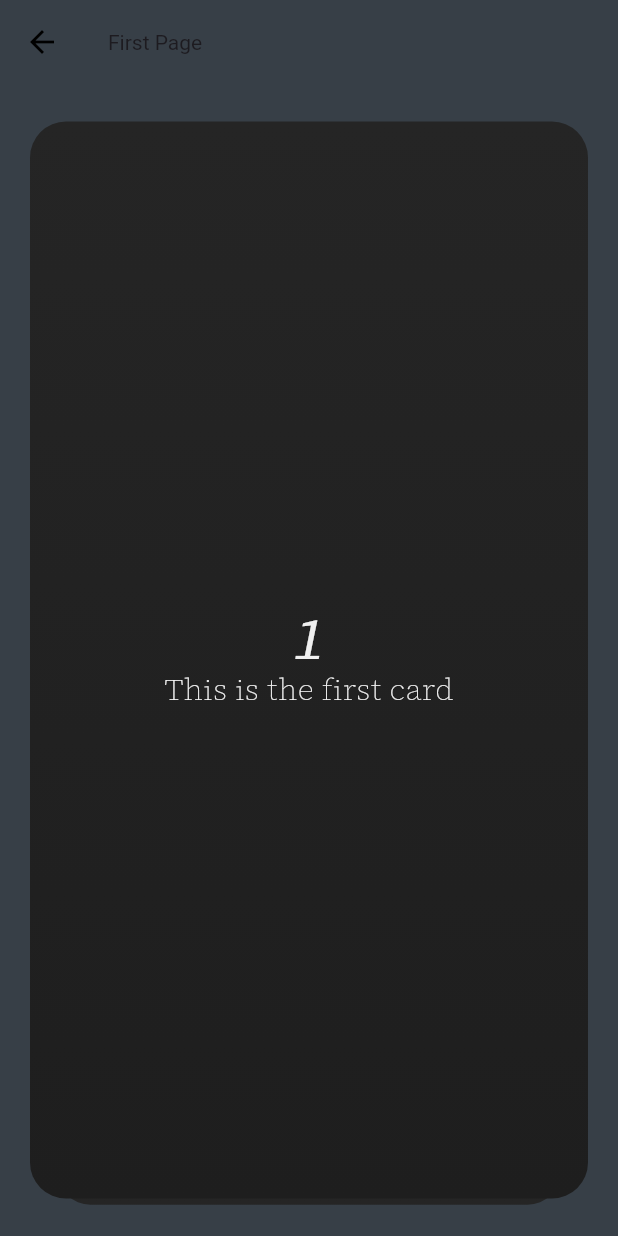
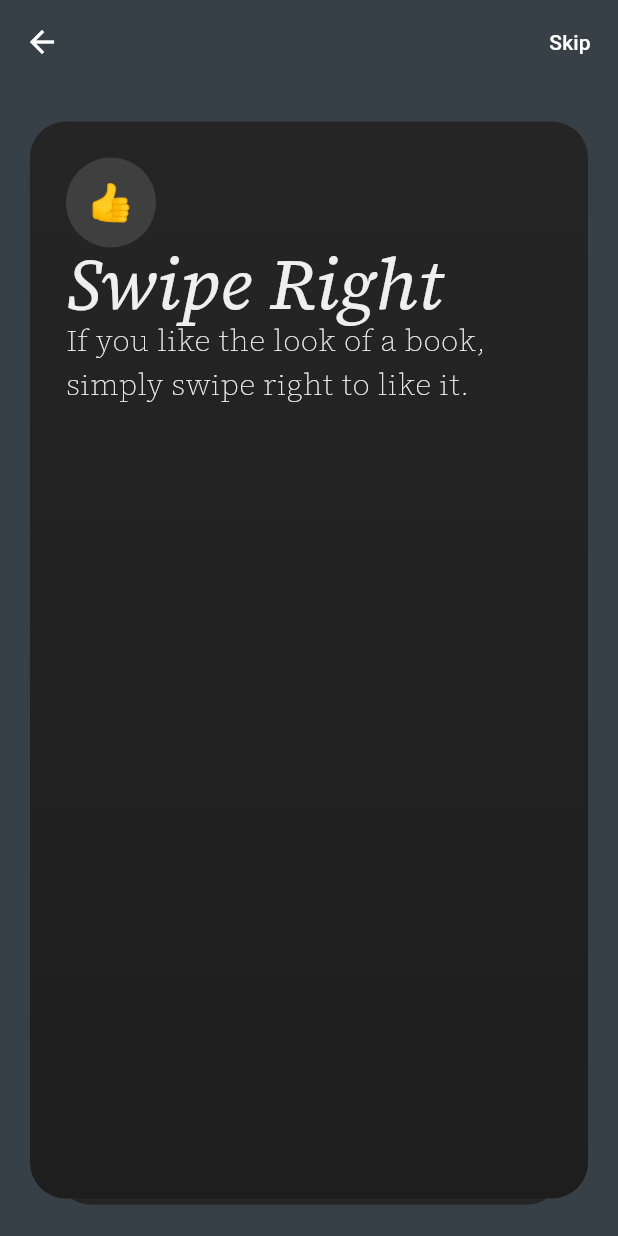
Before and after one commit to AlessandroVentisei/bookswiperapp, a Flutter app: the screen it shows after launch, after a tap on "Go to First Page", on a phone screen of 412 x 824 dp. Run offline on Flutter 3.47's test engine with Material 3 defaults, Android fonts, the light colour scheme and no system bars; drawn by our look-alikes of flutter_card_swiper; our stand-ins replace firebase_auth, firebase_core, google_fonts, google_sign_in; accounts and stored records are empty.

Commit message:
Adding all the firebase files and starting the login system

```diff
--- a/lib/first_page.dart
+++ b/lib/first_page.dart
@@ -1,12 +1,25 @@
 import 'package:bookswiperapp/theme/theme.dart';
+import 'package:flutter/cupertino.dart';
 import 'package:flutter/material.dart';
+import 'authentication_page.dart';
 import 'package:flutter_card_swiper/flutter_card_swiper.dart';
 
-class FirstOpen extends StatelessWidget {
+class FirstOpen extends StatefulWidget {
+  const FirstOpen({super.key});
+
+  @override
+  _FirstOpenState createState() => _FirstOpenState();
+}
+
+class _FirstOpenState extends State<FirstOpen> {
+  int cardIndex = 0;
+  @override
+  Widget build(BuildContext context) {
     List<Container> cards = [
       Container(
         height: 600,
-      width: 357,
+        width: double.infinity,
+        padding: EdgeInsets.all(24),
         decoration: BoxDecoration(
           gradient: LinearGradient(
             stops: [0, 1.0],
@@ -17,16 +30,31 @@ class FirstOpen extends StatelessWidget {
           borderRadius: BorderRadius.circular(24),
         ),
         child: Column(
-        mainAxisAlignment: MainAxisAlignment.center,
+          mainAxisAlignment: MainAxisAlignment.start,
+          crossAxisAlignment: CrossAxisAlignment.start,
           children: [
-          Text('1', style: appTheme.textTheme.headlineMedium),
-          Text('This is the first card', style: appTheme.textTheme.bodyLarge),
+            Container(
+                constraints: BoxConstraints.expand(width: 60, height: 60),
+                alignment: Alignment.center,
+                decoration: BoxDecoration(
+                  color: Color.fromARGB(65, 140, 140, 140),
+                  borderRadius: BorderRadius.circular(100),
+                ),
+                padding: EdgeInsets.all(12),
+                child: Text(
+                  '👍',
+                  style: TextStyle(fontSize: 24),
+                )),
+            Text('Swipe Right', style: appTheme.textTheme.headlineMedium),
+            Text(
+                'If you like the look of a book, simply swipe right to like it.',
+                style: appTheme.textTheme.bodyLarge),
           ],
         ),
       ),
       Container(
         height: 600,
-      width: 357,
+        width: double.infinity,
         decoration: BoxDecoration(
           gradient: LinearGradient(
             colors: [Color(0xFF1E1E1E), Color(0xFF252525)],
@@ -39,25 +67,43 @@ class FirstOpen extends StatelessWidget {
           mainAxisAlignment: MainAxisAlignment.center,
           children: [
             Text('2', style: appTheme.textTheme.headlineMedium),
-          Text('This is the second card', style: appTheme.textTheme.bodyLarge),
           ],
         ),
       ),
     ];
-  @override
-  Widget build(BuildContext context) {
+
     return Scaffold(
       backgroundColor: appTheme.colorScheme.primary,
       appBar: AppBar(
-        title: Text('First Page'),
+        actions: [
+          TextButton(
+            onPressed: () {
+              Navigator.pushReplacementNamed(context, "/auth");
+            },
+            child: Text(
+              'Skip',
+              style: TextStyle(color: appTheme.colorScheme.onPrimary),
             ),
-      body: Center(
-        child: CardSwiper(
-          allowedSwipeDirection: AllowedSwipeDirection.only(left: true),
+          ),
+        ],
+      ),
+      body: CardSwiper(
+        cardBuilder: (context, index, percentThresholdX, percentThresholdY) {
+          return cards[index];
+        },
+        onSwipe: (previousIndex, currentIndex, direction) {
+          setState(() {
+            cardIndex = currentIndex!.toInt();
+          });
+          previousIndex == 1
+              ? Navigator.pushReplacementNamed(context, "/auth")
+              : print(currentIndex);
+          return true;
+        },
+        allowedSwipeDirection: AllowedSwipeDirection.only(
+            left: cardIndex == 1 ? true : false,
+            right: cardIndex == 0 ? true : false),
         cardsCount: 2,
-          cardBuilder: (context, index, percentThresholdX, percentThresholdY) =>
-              cards[index],
-        ),
       ),
     );
   }
--- a/lib/main.dart
+++ b/lib/main.dart
@@ -1,8 +1,23 @@
+import 'package:bookswiperapp/authentication_page.dart';
 import 'package:flutter/material.dart';
 import 'first_page.dart';
 import 'theme/theme.dart';
+import 'package:firebase_core/firebase_core.dart';
+import 'firebase_options.dart';
+import 'package:firebase_auth/firebase_auth.dart';
 
-void main() {
+void main() async {
+  WidgetsFlutterBinding.ensureInitialized();
+  await Firebase.initializeApp(
+    options: DefaultFirebaseOptions.currentPlatform,
+  );
+  FirebaseAuth.instance.authStateChanges().listen((User? user) {
+    if (user == null) {
+      print('User is currently signed out!');
+    } else {
+      print('User is signed in!');
+    }
+  });
   runApp(MyApp());
 }
 
@@ -15,6 +30,7 @@ class MyApp extends StatelessWidget {
       home: MyHomePage(),
       routes: {
         '/first': (context) => FirstOpen(),
+        '/auth': (context) => AuthenticationPage(),
       },
     );
   }
@@ -27,20 +43,51 @@ class MyHomePage extends StatelessWidget {
       backgroundColor: appTheme.colorScheme.primary,
       appBar: AppBar(),
       body: Padding(
-        padding: const EdgeInsets.fromLTRB(18, 0, 18, 0),
+        padding: const EdgeInsets.fromLTRB(18, 160, 18, 78),
         child: Column(
+          mainAxisAlignment: MainAxisAlignment.spaceBetween,
+          mainAxisSize: MainAxisSize.max,
+          children: [
+            Column(
+              spacing: 16,
               mainAxisAlignment: MainAxisAlignment.center,
-          spacing: 16,
+              mainAxisSize: MainAxisSize.max,
               children: [
-            Text('Read What You Love', style: appTheme.textTheme.headlineLarge),
+                RichText(
+                  text: TextSpan(
+                    children: [
+                      TextSpan(
+                        text: 'Read What You ',
+                        style: appTheme.textTheme.headlineLarge,
+                      ),
+                      TextSpan(
+                        text: 'Love',
+                        style: appTheme.textTheme.headlineLarge?.copyWith(
+                          color: appTheme.colorScheme
+                              .secondary, // Change this to your desired color
+                        ),
+                      ),
+                    ],
+                  ),
+                ),
                 Text(
                     'Explore famous works of literature, from modern classics to ancient texts, with just a simple swipe.',
                     style: appTheme.textTheme.bodyLarge),
-            ElevatedButton(
+              ],
+            ),
+            SizedBox(
+              width: double.infinity,
+              child: ElevatedButton(
+                style: ElevatedButton.styleFrom(
+                  backgroundColor: appTheme.colorScheme.secondary,
+                  foregroundColor: appTheme.colorScheme.onSecondary,
+                  textStyle: appTheme.textTheme.bodyMedium,
+                ),
                 onPressed: () {
                   Navigator.pushNamed(context, '/first');
                 },
                 child: Text('Go to First Page'),
+              ),
             ),
           ],
         ),
--- a/lib/theme/theme.dart
+++ b/lib/theme/theme.dart
@@ -17,7 +17,7 @@ final ThemeData appTheme = ThemeData(
         fontStyle: FontStyle.italic,
         height: 1.0),
     headlineMedium: GoogleFonts.sourceSerif4(
-        fontSize: 40.0,
+        fontSize: 48.0,
         fontWeight: FontWeight.w100,
         color: surfaceColor,
         height: 1.0,
@@ -26,12 +26,50 @@ final ThemeData appTheme = ThemeData(
         fontSize: 20.0, color: surfaceColor, fontWeight: FontWeight.w200),
   ),
   appBarTheme: AppBarTheme(
+    iconTheme: IconThemeData(color: Colors.white),
+    actionsIconTheme: IconThemeData(color: Colors.white),
     color: primaryColor,
     titleTextStyle: ThemeData().textTheme.headlineMedium,
   ),
   buttonTheme: ButtonThemeData(
     buttonColor: Colors.blue,
     textTheme: ButtonTextTheme.primary,
+  ),
+  elevatedButtonTheme: ElevatedButtonThemeData(
+    style: ButtonStyle(
+      backgroundColor: WidgetStateProperty.all<Color>(secondaryColor),
+      textStyle: WidgetStateProperty.all<TextStyle>(
+        TextStyle(
+          color: Colors.white,
+        ),
+      ),
+    ),
+  ),
+  outlinedButtonTheme: OutlinedButtonThemeData(
+    style: ButtonStyle(
+      alignment: Alignment.center,
+      padding: WidgetStatePropertyAll<EdgeInsetsGeometry>(
+          EdgeInsets.fromLTRB(24, 18, 24, 12)),
+      backgroundColor:
+          MaterialStateProperty.all<Color>(Color.fromARGB(40, 239, 239, 239)),
+      foregroundColor: MaterialStateProperty.all<Color>(surfaceColor),
+      shape: MaterialStateProperty.all<OutlinedBorder>(
+        RoundedRectangleBorder(
+          borderRadius: BorderRadius.circular(100),
+        ),
+      ),
+      side: MaterialStateProperty.all<BorderSide>(
+        BorderSide(
+          color: surfaceColor,
+          width: 1.0,
+          style: BorderStyle.solid,
+        ),
+      ),
+      textStyle: WidgetStateProperty.all<TextStyle>(
+        GoogleFonts.sortsMillGoudy(
+            color: Colors.white, fontSize: 20.0, height: 1.0),
+      ),
+    ),
   ),
   colorScheme: ColorScheme(
     primary: primaryColor,
--- a/pubspec.yaml
+++ b/pubspec.yaml
@@ -36,6 +36,9 @@ dependencies:
   cupertino_icons: ^1.0.8
   flutter_card_swiper: ^7.0.2
   google_fonts: ^6.2.1
+  firebase_core: ^3.12.1
+  firebase_auth: ^5.5.1
+  google_sign_in: ^6.2.2
 
 dev_dependencies:
   flutter_test:
```
Also changed, not shown: lib/authentication_page.dart (added, +107 -0 lines), firebase.json (added), lib/firebase_options.dart (added), pubspec.lock, 14 other files. Lines whose indentation alone changed are shown as unchanged.
